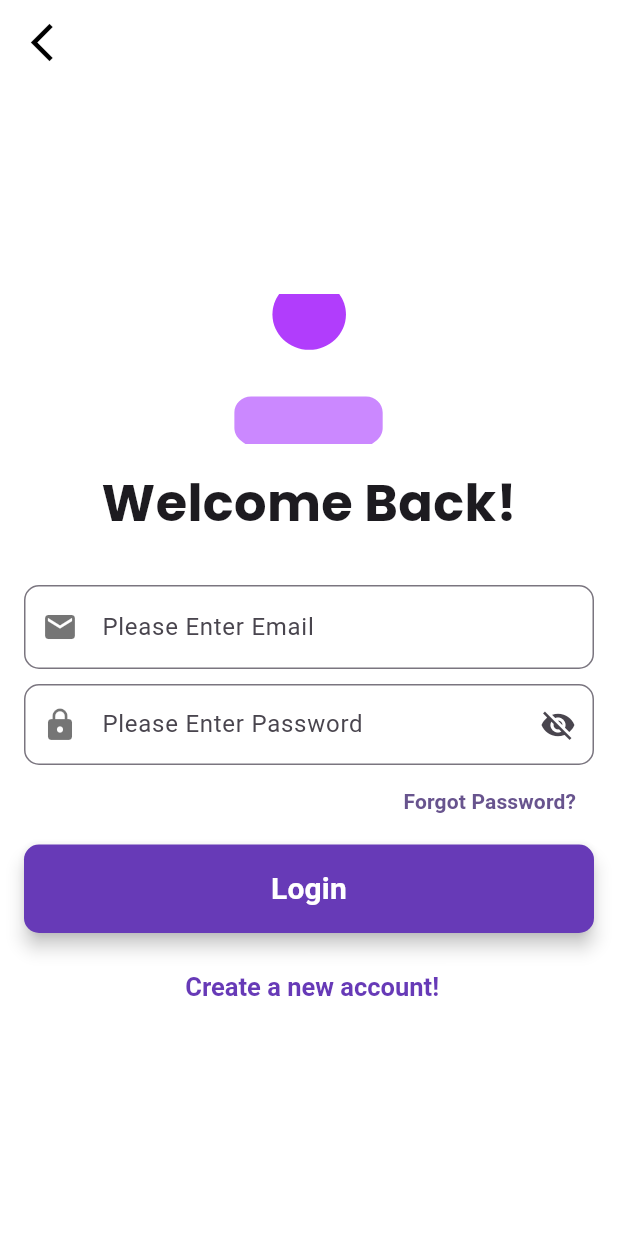
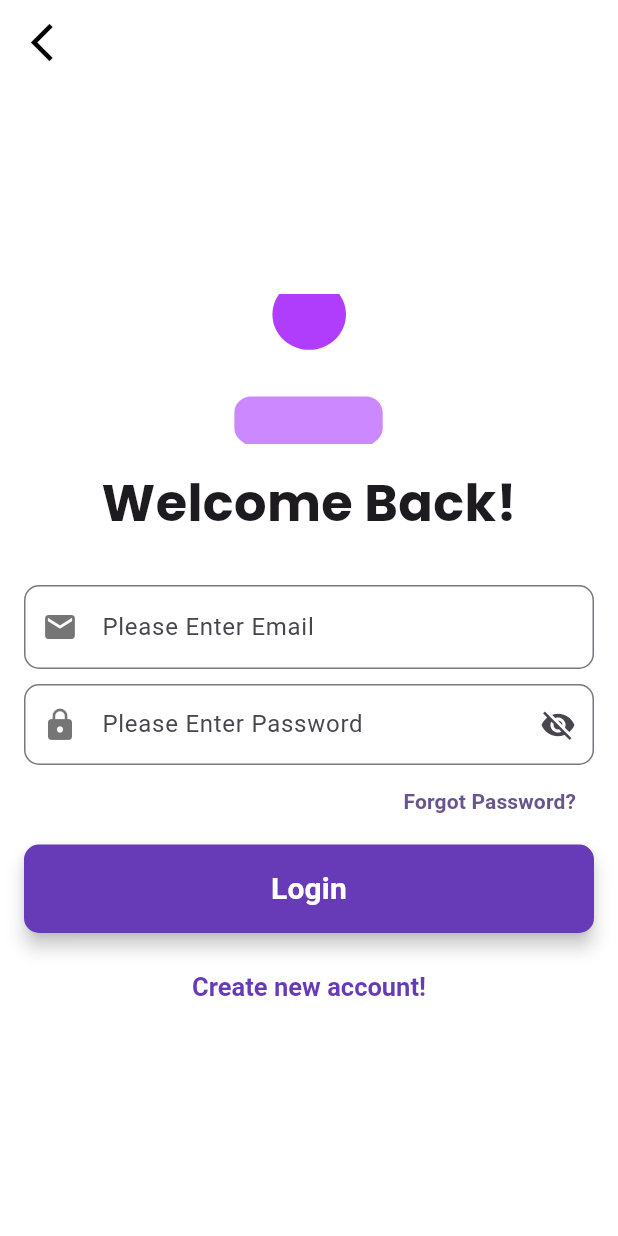
Before and after one commit to asifjahan1/JU-Bus-Route-Tracer, a Flutter app: the screen it shows after launch, after a tap on "Login", on a phone screen of 412 x 824 dp. Run offline on Flutter 3.47's test engine with Material 3 defaults, Android fonts, the phone set to English and light mode, and no system bars; our stand-ins replace cloud_firestore, firebase_auth, firebase_core, flutter_riverpod, geolocator, google_fonts and 4 more; missing offline and left inert: flutter_polyline_points; accounts and stored records are empty; network calls fail.

Commit message:
fixed minor changes

```diff
--- a/google_map_demo/lib/pages/login_page.dart
+++ b/google_map_demo/lib/pages/login_page.dart
@@ -193,7 +193,7 @@ class _LoginPageState extends State<LoginPage> {
                           ),
                           children: [
                             TextSpan(
-                              text: ' Create a new account!',
+                              text: 'Create new account!',
                               style: TextStyle(
                                 color: Colors.deepPurple,
                                 fontSize: 17,
```
